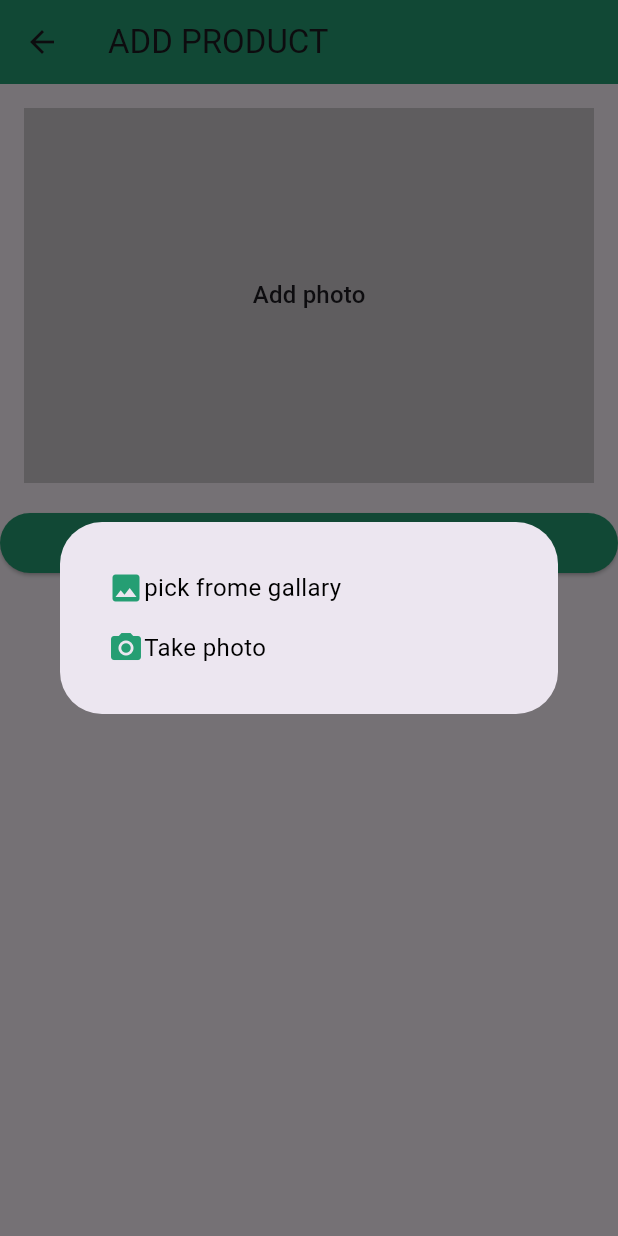
After one commit to HagerMagdy2/Recycling, a Flutter app: the AddProduct screen opened directly, after a tap on "Add photo", on a phone screen of 412 x 824 dp. The commit adds this screen. Run offline on Flutter 3.47's test engine with Material 3 defaults, Android fonts, the phone set to English and light mode, and no system bars; our stand-ins replace bloc, firebase_auth, firebase_core, firebase_storage, flutter_bloc, image_picker and 2 more; accounts and stored records are empty.

Commit message:
start screen1

```diff
--- /dev/null
+++ b/lib/core/image_picker_helper.dart
@@ -0,0 +1,14 @@
+import 'dart:io';
+
+import 'package:image_picker/image_picker.dart';
+
+abstract class ImagePickerHelper {
+  Future<File?> pickImage( ImageSource source);
+}
+
+class ImagePickerHelperImpl implements ImagePickerHelper {
+  @override
+  Future<File?> pickImage( ImageSource source) => ImagePicker()
+      .pickImage(source:source)
+      .then((file) => file == null ? null : File(file.path));
+}
--- /dev/null
+++ b/lib/presintations/screens/add_product.dart
@@ -0,0 +1,107 @@
+import 'dart:io';
+
+import 'package:firstly/constants.dart';
+import 'package:firstly/core/storage_helper.dart';
+import 'package:firstly/presintations/widgets/add_photo.dart';
+import 'package:flutter/material.dart';
+
+class AddProduct extends StatefulWidget {
+  AddProduct({super.key});
+
+  @override
+  State<AddProduct> createState() => _AddProductState();
+}
+
+class _AddProductState extends State<AddProduct> {
+  TextEditingController title = TextEditingController();
+
+  File? file;
+
+  @override
+  Widget build(BuildContext context) {
+    return Scaffold(
+      appBar: AppBar(
+        title: Text(
+          "ADD PRODUCT",
+        ),
+        backgroundColor: kMainColor,
+      ),
+      body: SizedBox(
+        child: ListView(children: [
+          // Padding(
+          //     padding: const EdgeInsets.all(16.0),
+          //     child: TextField(
+          //       controller: title,
+          //       style:
+          //           TextStyle(color: const Color.fromARGB(176, 255, 255, 255)),
+          //       cursorColor: Colors.white,
+          //       decoration: InputDecoration(
+          //           enabledBorder: UnderlineInputBorder(
+          //             borderSide: BorderSide(color: kMainColor1),
+          //           ),
+          //           focusedBorder: UnderlineInputBorder(
+          //             borderSide: BorderSide(color: kMainColor1),
+          //           ),
+          //           hoverColor: Colors.white,
+          //           labelText: "Image frome network",
+          //           labelStyle: TextStyle(fontSize: 20, color: Colors.black)),
+          //     )),
+          GestureDetector(
+            onTap: () async {
+              await showDialog(
+                      context: context, builder: (context) => AddPhoto())
+                  .then((value) => file = value);
+              setState(() {});
+            },
+            child: Padding(
+              padding: const EdgeInsets.all(16.0),
+              child: Container(
+                height: 250,
+                child: Text(
+                  file == null ? "Add photo" : "",
+                  style: Theme.of(context).textTheme.titleMedium,
+                ),
+                alignment: Alignment.center,
+                decoration: BoxDecoration(
+                    color: const Color.fromARGB(128, 158, 158, 158),
+                    image: file != null
+                        ? DecorationImage(
+                            image: FileImage(file!),
+                            fit: BoxFit.cover,
+                          )
+                        : null),
+              ),
+            ),
+          ),
+          Container(
+              width: double.infinity,
+              child: ElevatedButton(
+                style: TextButton.styleFrom(
+                  //     alignment: Alignment(0, 0.9),
+                  backgroundColor: kMainColor,
+                  shape: const RoundedRectangleBorder(
+                    borderRadius: BorderRadius.all(Radius.circular(20)),
+                  ),
+                ),
+                onPressed: () async {
+                  // context.read<PlaceBloc>().add(AddPlaceEvent(
+                  //     place: Place(
+                  //         latitude: 5,
+                  //         longitude: 5,
+                  //         id: "id",
+                  //         userId: "userId",
+                  await StorageHelperImpl().uploadImageFromFile(file!);
+                  //         title: title.text,
+                  //         location:
+                  //             "${country}-${city}-${road}")));
+                },
+                child: Text(
+                  "Add",
+                  style: TextStyle(color: Colors.white),
+                ),
+              ))
+        ]),
+      ),
+    );
+  }
+}
--- /dev/null
+++ b/lib/presintations/widgets/add_photo.dart
@@ -0,0 +1,90 @@
+import 'dart:io';
+
+import 'package:firstly/constants.dart';
+import 'package:firstly/core/image_picker_helper.dart';
+import 'package:firstly/core/storage_helper.dart';
+import 'package:flutter/material.dart';
+import 'package:image_picker/image_picker.dart';
+
+class AddPhoto extends StatefulWidget {
+  const AddPhoto({super.key});
+
+  @override
+  State<AddPhoto> createState() => _AddPhotoState();
+}
+
+class _AddPhotoState extends State<AddPhoto> {
+  File? file;
+
+  @override
+  Widget build(BuildContext context) {
+    return Dialog(
+      // backgroundColor: Theme.of(context).backgroundColor,
+      child: Padding(
+        padding: const EdgeInsets.all(32),
+        child: Column(
+          mainAxisSize: MainAxisSize.min,
+          children: [
+            GestureDetector(
+              onTap: () async {
+                file = await ImagePickerHelperImpl()
+                    .pickImage(ImageSource.gallery);
+                String? imageUrl =
+                    await StorageHelperImpl().uploadImageFromFile(file!);
+                Navigator.pop(context, file);
+              },
+              child: Row(
+                children: [
+                  Icon(
+                    Icons.photo,
+                    color: kMainColor,
+                  ),
+                  Text(
+                    "pick frome gallary",
+                    style: TextStyle(
+                        fontFamily: "", fontSize: 16, color: Colors.black),
+                  ),
+                ],
+              ),
+            ),
+            SizedBox(
+              height: 16,
+            ),
+            GestureDetector(
+              onTap: () async {
+                file =
+                    await ImagePickerHelperImpl().pickImage(ImageSource.camera);
+                String? imageUrl =
+                    await StorageHelperImpl().uploadImageFromFile(file!);
+                print(imageUrl);
+
+                Navigator.pop(context, file);
+              },
+              child: Row(
+                children: [
+                  Icon(
+                    Icons.camera_alt,
+                    color: kMainColor,
+                  ),
+                  Text(
+                    "Take photo ",
+                    style: TextStyle(
+                        fontFamily: "", fontSize: 16, color: Colors.black),
+                  ),
+                ],
+              ),
+            )
+          ],
+        ),
+      ),
+    );
+  }
+}
+
+Future<File?> getImage(ImageSource imageSource) async {
+  XFile? xFile = await ImagePicker().pickImage(source: imageSource);
+  if (xFile != null) {
+    return File(xFile.path);
+  }
+  return null;
+}
--- a/pubspec.yaml
+++ b/pubspec.yaml
@@ -43,6 +43,8 @@ dependencies:
   firebase_messaging: ^14.7.2
   lottie: ^2.7.0
   smooth_page_indicator: ^1.1.0
+  image_picker: ^1.0.4
+
 
 
 
```
Also changed, not shown: lib/core/storage_helper.dart (added, +29 -0 lines), lib/presintations/screens/home_screen.dart (+17 -1 lines), pubspec.lock, 5 other files.
